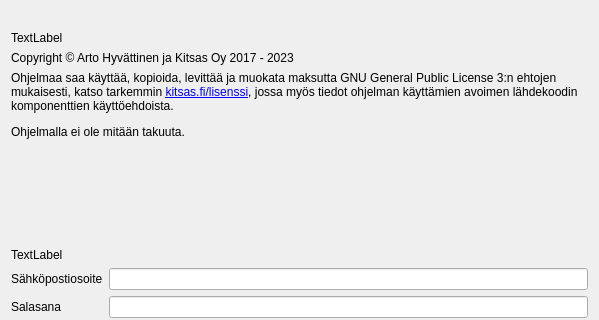
Before: the Qt Designer form kitsas/aloitussivu/toffeelogin.ui in artoh/kitupiikki, drawn with Qt 5; both pictures show x 0 to 599 and y 0 to 320 of the 599 by 514 pixel window.
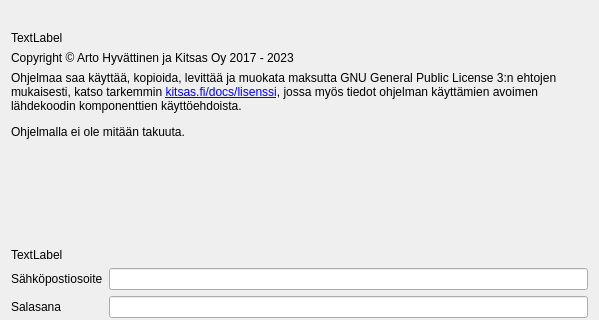
After: the same form once the commit is applied. Icons and pictures are not drawn.

Commit message: TOF-loginin lisenssilinkki

Patch:
```diff
--- a/kitsas/aloitussivu/toffeelogin.ui
+++ b/kitsas/aloitussivu/toffeelogin.ui
@@ -44,7 +44,7 @@
    <item>
     <widget class="QLabel" name="label_5">
      <property name="text">
-      <string>&lt;p&gt;Ohjelmaa saa käyttää, kopioida, levittää ja muokata maksutta GNU General Public License 3:n ehtojen mukaisesti, katso tarkemmin &lt;a href=&quot;https://kitsas.fi/lisenssi&quot;&gt;kitsas.fi/lisenssi&lt;/a&gt;, jossa myös tiedot ohjelman käyttämien avoimen lähdekoodin komponenttien käyttöehdoista.&lt;/p&gt;
+      <string>&lt;p&gt;Ohjelmaa saa käyttää, kopioida, levittää ja muokata maksutta GNU General Public License 3:n ehtojen mukaisesti, katso tarkemmin &lt;a href=&quot;https://kitsas.fi/docs/lisenssi&quot;&gt;kitsas.fi/docs/lisenssi&lt;/a&gt;, jossa myös tiedot ohjelman käyttämien avoimen lähdekoodin komponenttien käyttöehdoista.&lt;/p&gt;
 &lt;p&gt;Ohjelmalla ei ole mitään takuuta.&lt;/p&gt;</string>
      </property>
      <property name="wordWrap">
```
The commit also changes 1 other file.
